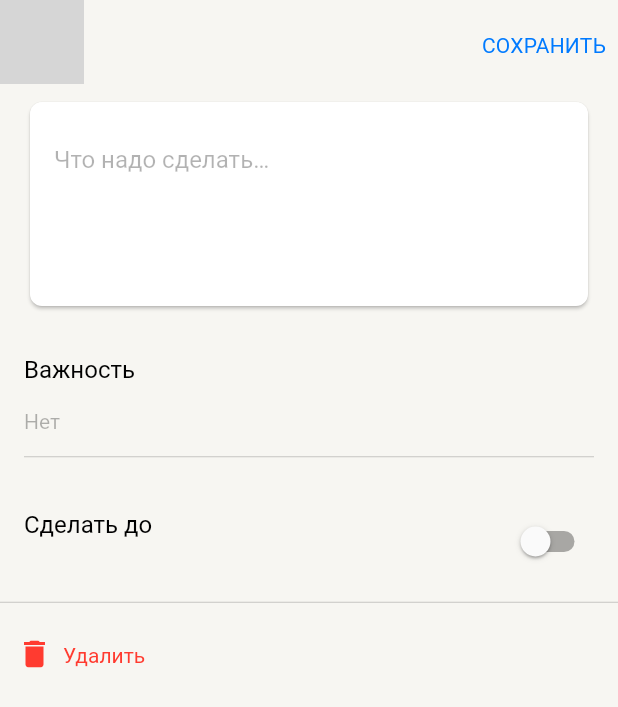
After one commit to DenisTc/todo_app, a Flutter app: the screen it shows after launch, after a tap on "Купить что-то", on a phone screen of 412 x 824 dp. The commit adds this screen. Shown: the top 707 px of the screen. Run offline on Flutter 3.47's test engine with Material 2 defaults, Android fonts, the phone set to English and light mode, and no system bars; our stand-ins replace flutter_svg; generated files the repository leaves out were written again; grey boxes are pictures that could not be loaded.

Commit message:
Добавил экран AddTaskScreen

```diff
--- a/lib/core/constants/app_theme.dart
+++ b/lib/core/constants/app_theme.dart
@@ -1,5 +1,5 @@
-import 'package:flutter/material.dart';
 import 'package:todo_app/core/constants/app_colors.dart';
+import 'package:todo_app/core/extensions/custom_colors.dart';
 import 'package:todo_app/core/typography/typography.dart';
 
 class AppTheme {
@@ -10,7 +10,9 @@ class AppTheme {
       scaffoldBackgroundColor: AppColors.backPrimaryLight,
       dividerColor: AppColors.supportSeparatorLight,
       toggleableActiveColor: AppColors.blueLight,
-      errorColor: AppColors.redLight,
+      extensions: const <ThemeExtension<dynamic>>[
+        CustomColors.light,
+      ],
       textTheme: TextTheme(
         headline1: AppTextStyle.largeTitle.copyWith(
           color: AppColors.labelPrimaryLight,
--- /dev/null
+++ b/lib/core/extensions/custom_colors.dart
@@ -0,0 +1,56 @@
+import 'package:flutter/material.dart';
+import 'package:todo_app/core/constants/app_colors.dart';
+
+@immutable
+class CustomColors extends ThemeExtension<CustomColors> {
+  final Color? white;
+  final Color? green;
+  final Color? red;
+
+  const CustomColors({
+    required this.white,
+    required this.green,
+    required this.red,
+  });
+
+  @override
+  ThemeExtension<CustomColors> copyWith({
+    Color? white,
+    Color? green,
+    Color? red,
+  }) {
+    return CustomColors(
+      white: white ?? this.white,
+      green: green ?? this.green,
+      red: red ?? this.red,
+    );
+  }
+
+  @override
+  ThemeExtension<CustomColors> lerp(
+      ThemeExtension<CustomColors>? other, double t) {
+    if (other is! CustomColors) {
+      return this;
+    }
+    return CustomColors(
+      white: Color.lerp(white, other.green, t),
+      green: Color.lerp(green, other.green, t),
+      red: Color.lerp(red, other.red, t),
+    );
+  }
+
+  @override
+  String toString() => 'CustomColors(white: $white, green: $green, red: $red)';
+
+  static const light = CustomColors(
+    white: AppColors.whiteLight,
+    green: AppColors.greenLight,
+    red: AppColors.redLight,
+  );
+
+  static const dark = CustomColors(
+    white: AppColors.whiteDark,
+    green: AppColors.greenDark,
+    red: AppColors.redDark,
+  );
+}
--- a/lib/core/typography/app_text_style.dart
+++ b/lib/core/typography/app_text_style.dart
@@ -1,5 +1,4 @@
-import 'package:flutter/material.dart';
-import 'app_font_family.dart';
+import 'package:todo_app/core/typography/typography.dart';
 
 class AppTextStyle {
   static const largeTitle = TextStyle(
--- a/lib/core/typography/typography.dart
+++ b/lib/core/typography/typography.dart
@@ -1,2 +1,3 @@
+export 'package:flutter/material.dart';
 export 'app_font_family.dart';
 export 'app_text_style.dart';
--- /dev/null
+++ b/lib/presentation/screens/add_task_screen.dart
@@ -0,0 +1,201 @@
+import 'package:todo_app/imports.dart';
+
+class AddTaskScreen extends StatefulWidget {
+  const AddTaskScreen({Key? key}) : super(key: key);
+
+  @override
+  State<AddTaskScreen> createState() => _AddTaskScreenState();
+}
+
+class _AddTaskScreenState extends State<AddTaskScreen> {
+  final items = [
+    'Нет',
+    'Низкий',
+    'Высокий',
+  ];
+
+  String? dropdownvalue;
+  bool isToggled = false;
+  DateTime selectedDate = DateTime.now();
+
+  @override
+  Widget build(BuildContext context) {
+    final customColors = Theme.of(context).extension<CustomColors>()!;
+    final appLocalizations = AppLocalizations.of(context)!;
+
+    return Scaffold(
+      appBar: AppBar(
+        elevation: 0,
+        backgroundColor: Theme.of(context).scaffoldBackgroundColor,
+        leading: GestureDetector(
+          onTap: () => Navigator.pop(context),
+          child: SvgPicture.asset(
+            AppIcons.close,
+            height: 15,
+            width: 15,
+            fit: BoxFit.scaleDown,
+          ),
+        ),
+        actions: [
+          TextButton(
+            onPressed: () {},
+            child: Text(
+              appLocalizations.save,
+              style: Theme.of(context).textTheme.button,
+            ),
+          ),
+        ],
+      ),
+      body: SingleChildScrollView(
+        child: Column(
+          crossAxisAlignment: CrossAxisAlignment.start,
+          children: [
+            Padding(
+              padding: const EdgeInsets.only(
+                left: 16,
+                top: 8,
+                right: 16,
+                bottom: 12,
+              ),
+              child: Card(
+                shape: RoundedRectangleBorder(
+                  borderRadius: BorderRadius.circular(8.0),
+                ),
+                child: Padding(
+                  padding: const EdgeInsets.all(16.0),
+                  child: TextFormField(
+                    minLines: 4,
+                    maxLines: 40,
+                    keyboardType: TextInputType.multiline,
+                    decoration: InputDecoration(
+                      hintText: 'Что надо сделать…',
+                      hintStyle: Theme.of(context).textTheme.bodyText2,
+                      border: InputBorder.none,
+                      // hintStyle: TextStyle(color: Colors.grey),
+                      // border: OutlineInputBorder(
+                      //   borderRadius: BorderRadius.all(Radius.circular(20.0)),
+                      // ),
+                    ),
+                  ),
+                ),
+              ),
+            ),
+            Padding(
+              padding: const EdgeInsets.all(16.0),
+              child: Column(
+                crossAxisAlignment: CrossAxisAlignment.start,
+                children: [
+                  Text(
+                    appLocalizations.importance,
+                    style: Theme.of(context).textTheme.bodyText1,
+                  ),
+                  DropdownButtonHideUnderline(
+                    child: DropdownButton(
+                      iconSize: 0.0,
+                      value: dropdownvalue ?? items.first,
+                      icon: const Icon(Icons.keyboard_arrow_down),
+                      items: items.map((String items) {
+                        return DropdownMenuItem(
+                          value: items,
+                          child: Text(
+                            items,
+                            style: Theme.of(context).textTheme.subtitle1,
+                          ),
+                        );
+                      }).toList(),
+                      onChanged: (String? newValue) {
+                        setState(() {
+                          dropdownvalue = newValue!;
+                        });
+                      },
+                    ),
+                  ),
+                  const Divider(
+                    height: 1,
+                  ),
+                ],
+              ),
+            ),
+            Padding(
+              padding: const EdgeInsets.all(16.0),
+              child: Row(
+                children: [
+                  Column(
+                    children: [
+                      Text(
+                        appLocalizations.makeUpTo,
+                        style: Theme.of(context).textTheme.bodyText1,
+                      ),
+                      const SizedBox(height: 4),
+                      Visibility(
+                        maintainSize: true,
+                        maintainAnimation: true,
+                        maintainState: true,
+                        visible: isToggled,
+                        child: InkWell(
+                          onTap: () => _selectDate,
+                          child: Text(
+                            DateFormat('d MMMM y')
+                                .format(selectedDate)
+                                .toString(),
+                            style: Theme.of(context).textTheme.subtitle2,
+                          ),
+                        ),
+                      ),
+                    ],
+                  ),
+                  const Spacer(),
+                  Switch(
+                    activeColor: Theme.of(context).toggleableActiveColor,
+                    value: isToggled,
+                    onChanged: (value) {
+                      setState(() {
+                        isToggled = value;
+                      });
+                    },
+                  ),
+                ],
+              ),
+            ),
+            const Divider(height: 1),
+            const SizedBox(height: 8),
+            InkWell(
+              onTap: () {},
+              child: Padding(
+                padding: const EdgeInsets.all(16.0),
+                child: Row(
+                  children: [
+                    SvgPicture.asset(
+                      AppIcons.delete,
+                      color: customColors.red,
+                    ),
+                    const SizedBox(width: 12),
+                    Text(
+                      appLocalizations.delete,
+                      style: Theme.of(context).textTheme.subtitle1!.copyWith(
+                            color: customColors.red,
+                          ),
+                    ),
+                  ],
+                ),
+              ),
+            ),
+            const SizedBox(height: 30),
+          ],
+        ),
+      ),
+    );
+  }
+
+  Future<void> _selectDate(BuildContext context) async {
+    final pickedDate = await showDatePicker(
+      context: context,
+      initialDate: selectedDate,
+      firstDate: DateTime(2019, 1),
+      lastDate: DateTime(2100),
+    );
+    if (pickedDate != null && pickedDate != selectedDate) {
+      selectedDate = pickedDate;
+    }
+  }
+}
--- a/lib/presentation/screens/screens.dart
+++ b/lib/presentation/screens/screens.dart
@@ -1 +1,2 @@
 export 'package:todo_app/presentation/screens/task_list_screen.dart';
+export 'package:todo_app/presentation/screens/add_task_screen.dart';
--- a/lib/presentation/screens/task_list_screen.dart
+++ b/lib/presentation/screens/task_list_screen.dart
@@ -1,7 +1,4 @@
-import 'package:flutter/material.dart';
-import 'package:flutter_svg/svg.dart';
-import 'package:todo_app/core/constants/app_colors.dart';
-import 'package:todo_app/core/constants/app_icons.dart';
+import 'package:todo_app/imports.dart';
 
 class TaskListScreen extends StatefulWidget {
   const TaskListScreen({Key? key}) : super(key: key);
@@ -20,6 +17,9 @@ class _TaskListScreenState extends State<TaskListScreen> {
 
   @override
   Widget build(BuildContext context) {
+    final customColors = Theme.of(context).extension<CustomColors>()!;
+    final appLocalizations = AppLocalizations.of(context)!;
+
     return Scaffold(
       floatingActionButton: FloatingActionButton(
         onPressed: () {},
@@ -64,25 +64,30 @@ class _TaskListScreenState extends State<TaskListScreen> {
                 delegate: SliverChildBuilderDelegate(
                   (BuildContext context, int index) {
                     return GestureDetector(
+                      onTap: () => Navigator.push(
+                        context,
+                        MaterialPageRoute(
+                            builder: (context) => const AddTaskScreen()),
+                      ),
                       child: Dismissible(
                         key: Key(index.toString()),
                         onDismissed: (DismissDirection direction) {},
                         background: Container(
                           padding: const EdgeInsets.only(left: 24),
                           alignment: Alignment.centerLeft,
-                          color: AppColors.greenLight,
+                          color: customColors.green,
                           child: SvgPicture.asset(
                             AppIcons.check,
-                            color: AppColors.whiteLight,
+                            color: customColors.white,
                           ),
                         ),
                         secondaryBackground: Container(
                           padding: const EdgeInsets.only(right: 24),
                           alignment: Alignment.centerRight,
-                          color: Theme.of(context).errorColor,
+                          color: customColors.red,
                           child: SvgPicture.asset(
                             AppIcons.delete,
-                            color: AppColors.whiteLight,
+                            color: customColors.white,
                           ),
                         ),
                         child: Container(
@@ -129,7 +134,7 @@ class _TaskListScreenState extends State<TaskListScreen> {
                         children: [
                           const SizedBox(width: 67),
                           Text(
-                            'Новое',
+                            appLocalizations.addNewTask,
                             style: Theme.of(context).textTheme.bodyText2,
                           ),
                         ],
@@ -177,6 +182,8 @@ class CusomSliverAppBar extends StatelessWidget {
 
   @override
   Widget build(BuildContext context) {
+    final appLocalizations = AppLocalizations.of(context)!;
+
     return SliverAppBar(
       pinned: _pinned,
       snap: _snap,
@@ -200,7 +207,7 @@ class CusomSliverAppBar extends StatelessWidget {
               title: Row(
                 children: [
                   Text(
-                    'Мои дела',
+                    appLocalizations.myTasks,
                     style: isCollapsed
                         ? Theme.of(context).textTheme.headline1!.copyWith(
                             fontSize: 20 + (12 * percentage), height: 1.6)
@@ -230,7 +237,7 @@ class CusomSliverAppBar extends StatelessWidget {
                   child: Row(
                     children: [
                       Text(
-                        'Выполнено - 5',
+                        '${appLocalizations.done} - 5',
                         style: Theme.of(context).textTheme.bodyText2,
                       ),
                       const Spacer(),
```
Also changed, not shown: analysis_options.yaml (+37 -25 lines), lib/imports.dart (+7 -3 lines).
